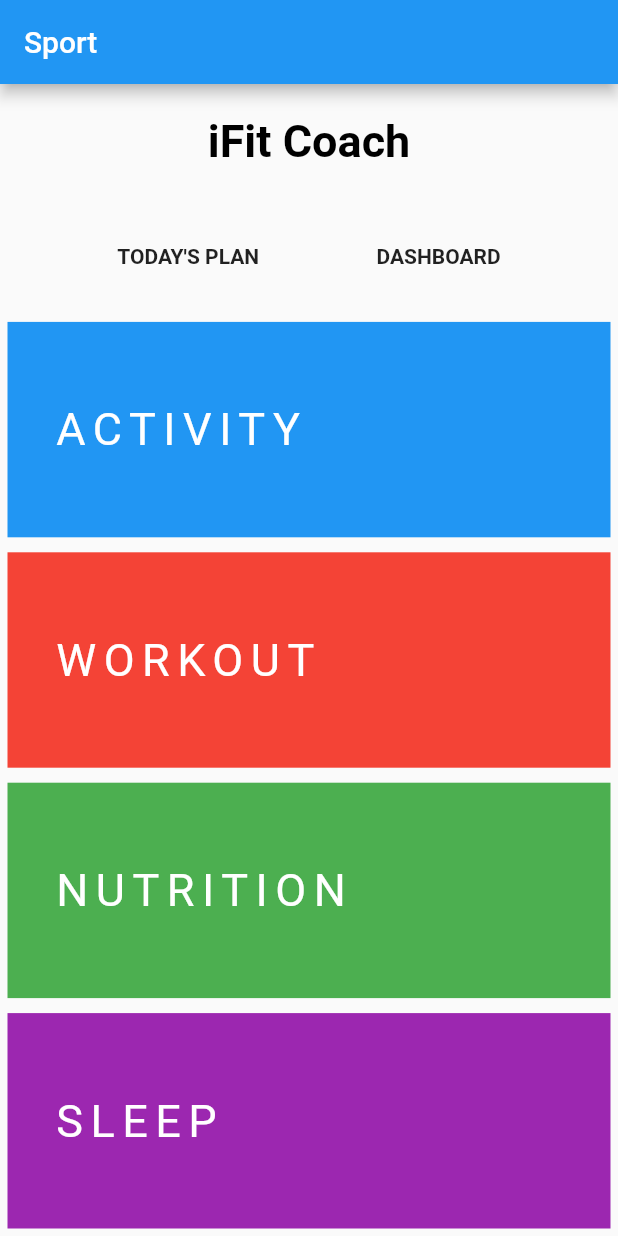
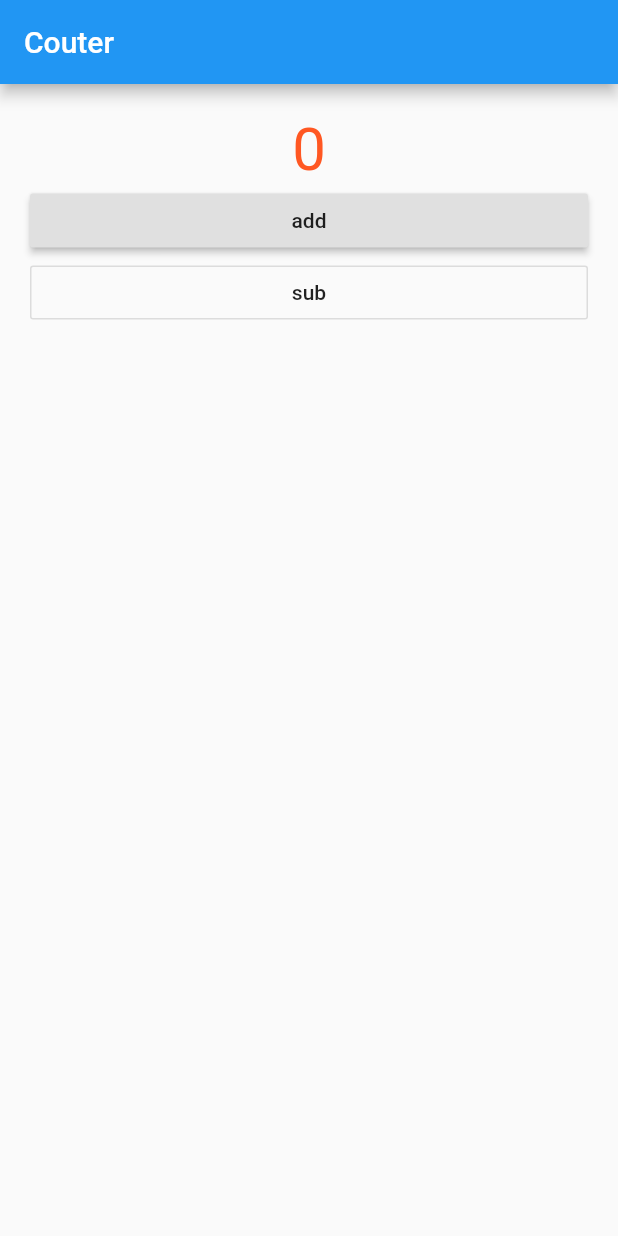
Before and after one commit to MyoSetPaing/FirstFlutterApp, a Flutter app: the screen it shows after launch, on a phone screen of 412 x 824 dp. Run offline on Flutter 3.47's test engine with Material 2 defaults, Android fonts, the phone set to English and light mode, and no system bars.

Commit message:
stateful widget

```diff
--- a/lib/main.dart
+++ b/lib/main.dart
@@ -1,56 +1,69 @@
 import 'package:flutter/material.dart';
-
-import 'my_widget.dart';
 
 void main() {
   runApp(MaterialApp(
-    home: MyHome(),
+    home: MyApp(),
   ));
 }
 
-//Tab Widget
-Widget tabWidget() {
-  return Expanded(
-    flex: 1,
-    child: Row(
-      mainAxisAlignment: MainAxisAlignment.spaceEvenly,
-      children: <Widget>[
-        Text("TODAY'S PLAN", style: TextStyle(fontWeight: FontWeight.bold)),
-        Text("DASHBOARD", style: TextStyle(fontWeight: FontWeight.bold))
-      ],
-    ),
-  );
+class MyApp extends StatefulWidget {
+  @override
+  _MyAppState createState() => _MyAppState();
 }
 
+class _MyAppState extends State<MyApp> {
+  int count = 0;
 
-
-class MyHome extends StatelessWidget {
   @override
   Widget build(BuildContext context) {
     return Scaffold(
       appBar: AppBar(
-        title: Text("Sport"),
+        title: Text("Couter"),
       ),
-      body: Column(
+      body: Container(
+        padding: EdgeInsets.all(20.0),
+        child: Column(
           crossAxisAlignment: CrossAxisAlignment.stretch,
           children: <Widget>[
-            Expanded(
-              flex: 1,
-              child: Center(
-                  child: Text(
-                "iFit Coach",
-                style: TextStyle(
-                    color: Colors.black,
-                    fontSize: 30.0,
-                    fontWeight: FontWeight.bold),
-              )),
+            Text(
+              count.toString(),
+              style: TextStyle(
+                fontSize: 40.0,
+                color: Colors.deepOrange,
+              ),
+              textAlign: TextAlign.center,
             ),
-            tabWidget(),
-            MyWidget("ACTIVITY", Colors.blue),
-            MyWidget("WORKOUT", Colors.red),
-            MyWidget("NUTRITION", Colors.green),
-            MyWidget("SLEEP", Colors.purple),
-          ]),
+            RaisedButton(
+              onPressed: () {
+                setState(() {
+                  count++;
+
+                });
+              },
+              child: Text("add"),
+            ),
+            OutlineButton(
+              onPressed: () {
+                setState(() {
+                  count--;
+
+                });
+              },
+              child: Text("sub"),
+            )
+          ],
+        ),
+      ),
+//      floatingActionButton: FloatingActionButton(
+//        onPressed: () {
+//          setState(() {
+//            count ++ ;
+//
+//          });
+//          print(count);
+//        },
+//        child: Icon(Icons.add),
+//      ),
     );
   }
 }
--- a/lib/my_widget.dart
+++ /dev/null
@@ -1,28 +0,0 @@
-import 'package:flutter/material.dart';
-
-class MyWidget extends StatelessWidget {
-
-  String text;
-  Color color;
-
-  MyWidget(this.text, this.color);
-
-  @override
-  Widget build(BuildContext context) {
-    return Expanded(
-      flex: 2,
-      child: Container(
-        margin: EdgeInsets.all(5.0),
-        alignment: Alignment.centerLeft,
-        padding: EdgeInsets.only(left: 30.0),
-        child: Text(
-          text,
-          style:
-          TextStyle(color: Colors.white, fontSize: 30.0, letterSpacing: 5.0),
-        ),
-        color: color,
-      ),
-    );
-  }
-
-}
```
